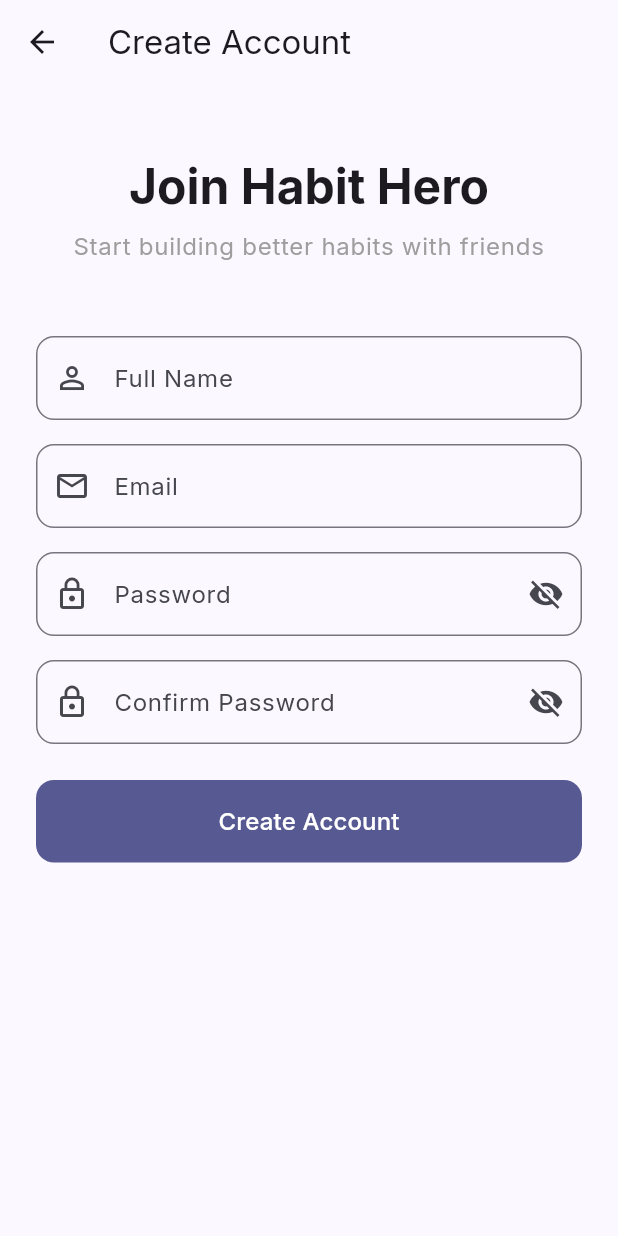
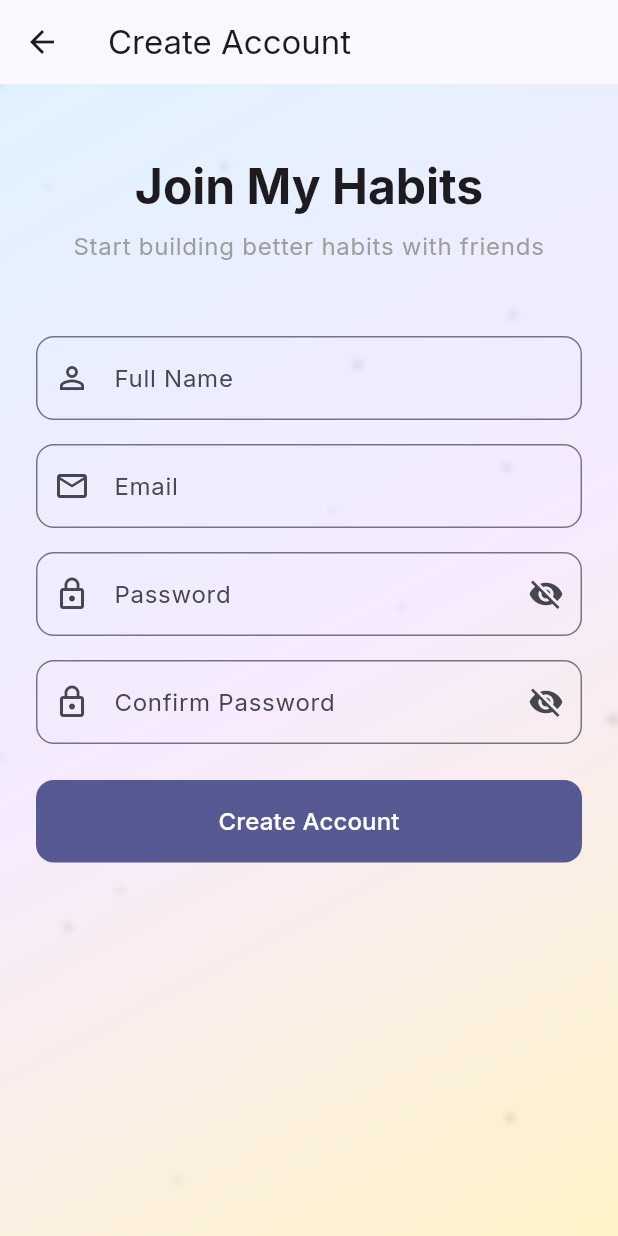
Before and after one commit to dekaos/my-habits, a Flutter app: the screen it shows after launch, after a tap on "Sign Up", on a phone screen of 412 x 824 dp. Run offline on Flutter 3.47's test engine with Material 3 defaults, Android fonts, the phone set to English and light mode, and no system bars; our stand-ins replace audioplayers, confetti, fl_chart, flutter_local_notifications, flutter_riverpod, flutter_slidable and 6 more; accounts and stored records are empty; project files that could hold a hidden picture were left out.

Commit message:
Auth > Nice background

```diff
--- a/lib/screens/auth/login_screen.dart
+++ b/lib/screens/auth/login_screen.dart
@@ -3,6 +3,7 @@ import 'package:flutter_riverpod/flutter_riverpod.dart';
 import '../../providers/auth_provider.dart';
 import 'signup_screen.dart';
 import '../home/home_screen.dart';
+import '../../widgets/animated_gradient_background.dart';
 
 class LoginScreen extends ConsumerStatefulWidget {
   const LoginScreen({super.key});
@@ -54,6 +55,7 @@ class _LoginScreenState extends ConsumerState<LoginScreen> {
 
     return Scaffold(
       body: SafeArea(
+        child: AnimatedGradientBackground(
           child: SingleChildScrollView(
             padding: const EdgeInsets.all(24.0),
             child: Form(
@@ -182,6 +184,7 @@ class _LoginScreenState extends ConsumerState<LoginScreen> {
             ),
           ),
         ),
+      ),
     );
   }
 }
--- a/lib/screens/auth/signup_screen.dart
+++ b/lib/screens/auth/signup_screen.dart
@@ -2,6 +2,7 @@ import 'package:flutter/material.dart';
 import 'package:flutter_riverpod/flutter_riverpod.dart';
 import '../../providers/auth_provider.dart';
 import '../home/home_screen.dart';
+import '../../widgets/animated_gradient_background.dart';
 
 class SignupScreen extends ConsumerStatefulWidget {
   const SignupScreen({super.key});
@@ -72,6 +73,7 @@ class _SignupScreenState extends ConsumerState<SignupScreen> {
         title: const Text('Create Account'),
       ),
       body: SafeArea(
+        child: AnimatedGradientBackground(
           child: SingleChildScrollView(
             padding: const EdgeInsets.all(24.0),
             child: Form(
@@ -81,7 +83,7 @@ class _SignupScreenState extends ConsumerState<SignupScreen> {
                 children: [
                   const SizedBox(height: 24),
                   Text(
-                  'Join Habit Hero',
+                    'Join My Habits',
                     style: Theme.of(context).textTheme.headlineLarge?.copyWith(
                           fontWeight: FontWeight.bold,
                         ),
@@ -225,6 +227,7 @@ class _SignupScreenState extends ConsumerState<SignupScreen> {
             ),
           ),
         ),
+      ),
     );
   }
 }
```
Lines whose indentation alone changed are shown as unchanged.
